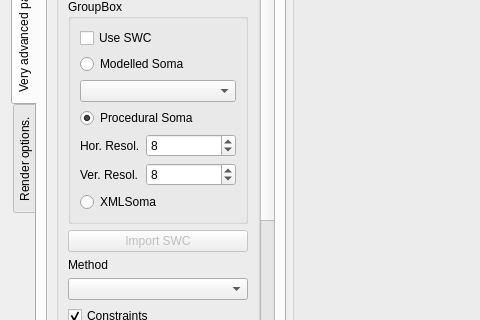
The window that Neuronize/SomaDeformerWidget.ui (vg-lab/Neuronize) describes before a commit, drawn with Qt 5; both pictures show x 0 to 480 and y 269 to 589 of the 802 by 723 pixel window.
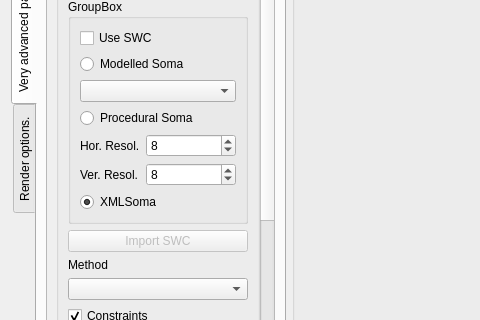
The same window after the commit. The open tabs and pages were chosen to show the change.

Commit message: REapired soma deformation

Patch:
```diff
--- a/Neuronize/SomaDeformerWidget.ui
+++ b/Neuronize/SomaDeformerWidget.ui
@@ -269,9 +269,9 @@
           <property name="geometry">
            <rect>
             <x>0</x>
-            <y>0</y>
-            <width>229</width>
-            <height>922</height>
+            <y>-84</y>
+            <width>256</width>
+            <height>1027</height>
            </rect>
           </property>
           <layout class="QHBoxLayout" name="horizontalLayout_3">
@@ -364,7 +364,7 @@
                     <string>Procedural Soma</string>
                    </property>
                    <property name="checked">
-                    <bool>true</bool>
+                    <bool>false</bool>
                    </property>
                   </widget>
                  </item>
@@ -408,7 +408,7 @@
                     <string>XMLSoma</string>
                    </property>
                    <property name="checked">
-                    <bool>false</bool>
+                    <bool>true</bool>
                    </property>
                   </widget>
                  </item>
```
The commit also changes 11 other files.
